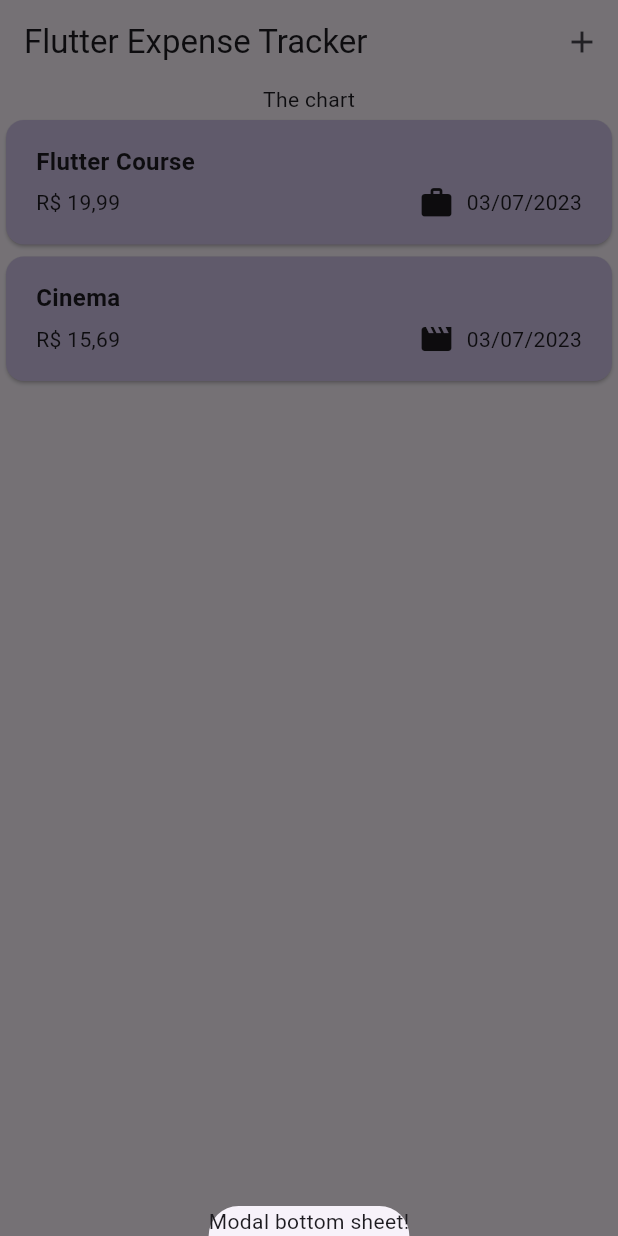
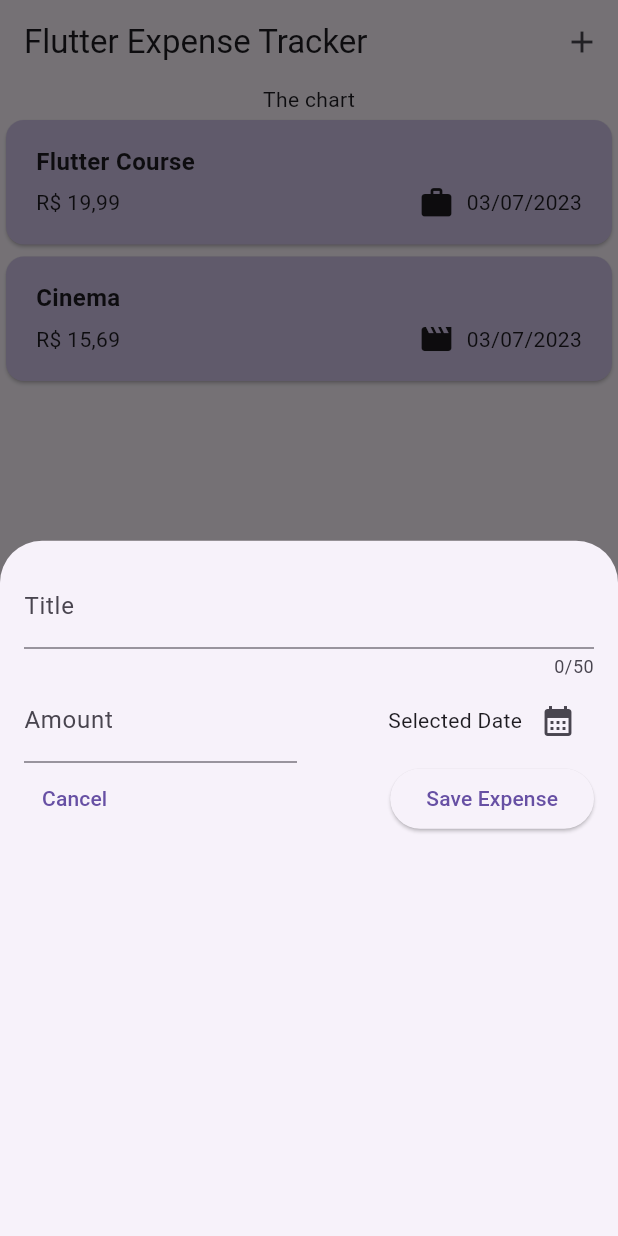
Before and after one commit to angelo-filho/expense_tracker, a Flutter app: the screen it shows after launch, after a tap on the "add" icon, on a phone screen of 412 x 824 dp. Run offline on Flutter 3.47's test engine with Material 2 defaults, Android fonts, the phone set to English and light mode, and no system bars.

Commit message:
feat: add new expense modal

```diff
--- a/lib/screens/expenses_screen.dart
+++ b/lib/screens/expenses_screen.dart
@@ -1,4 +1,5 @@
 import 'package:expense_tracker/widgets/expenses_list/expenses_list.dart';
+import 'package:expense_tracker/widgets/new_expense_modal.dart';
 import 'package:flutter/material.dart';
 
 import '../models/expense.dart';
@@ -29,9 +30,7 @@ class _ExpensesScreenState extends State<ExpensesScreen> {
   void _openAddExpenseOverlay() {
     showModalBottomSheet(
       context: context,
-      builder: (ctx) {
-        return const Text("Modal bottom sheet!");
-      },
+      builder: (ctx) => const NewExpenseModal(),
     );
   }
 
--- /dev/null
+++ b/lib/widgets/new_expense_modal.dart
@@ -0,0 +1,94 @@
+import 'package:flutter/material.dart';
+
+class NewExpenseModal extends StatefulWidget {
+  const NewExpenseModal({super.key});
+
+  @override
+  State<NewExpenseModal> createState() => _NewExpenseModalState();
+}
+
+class _NewExpenseModalState extends State<NewExpenseModal> {
+  final _titleController = TextEditingController();
+
+  final _amountController = TextEditingController();
+
+  void _presentDatePicker() {
+    final now = DateTime.now();
+    final firstDate = DateTime(now.year - 1, now.month, now.day);
+    showDatePicker(
+      context: context,
+      initialDate: now,
+      firstDate: firstDate,
+      lastDate: now,
+    );
+  }
+
+  @override
+  void dispose() {
+    _titleController.dispose();
+    _amountController.dispose();
+    super.dispose();
+  }
+
+  @override
+  Widget build(BuildContext context) {
+    return Padding(
+      padding: const EdgeInsets.all(16),
+      child: Column(
+        children: [
+          TextField(
+            controller: _titleController,
+            maxLength: 50,
+            decoration: const InputDecoration(
+              label: Text("Title"),
+            ),
+          ),
+          Row(
+            children: [
+              Expanded(
+                child: TextField(
+                  controller: _amountController,
+                  keyboardType: TextInputType.number,
+                  decoration: const InputDecoration(
+                    prefixText: "R\$ ",
+                    label: Text("Amount"),
+                  ),
+                ),
+              ),
+              const SizedBox(width: 16),
+              Expanded(
+                child: Row(
+                  mainAxisAlignment: MainAxisAlignment.end,
+                  children: [
+                    const Text("Selected Date"),
+                    IconButton(
+                        onPressed: _presentDatePicker,
+                        icon: const Icon(Icons.calendar_month))
+                  ],
+                ),
+              ),
+            ],
+          ),
+          Row(
+            children: [
+              TextButton(
+                onPressed: () {
+                  Navigator.pop(context);
+                },
+                child: const Text('Cancel'),
+              ),
+              const Spacer(),
+              ElevatedButton(
+                onPressed: () {
+                  print(_titleController.text);
+                  print(_amountController.text);
+                },
+                child: const Text('Save Expense'),
+              ),
+            ],
+          ),
+        ],
+      ),
+    );
+  }
+}
```
